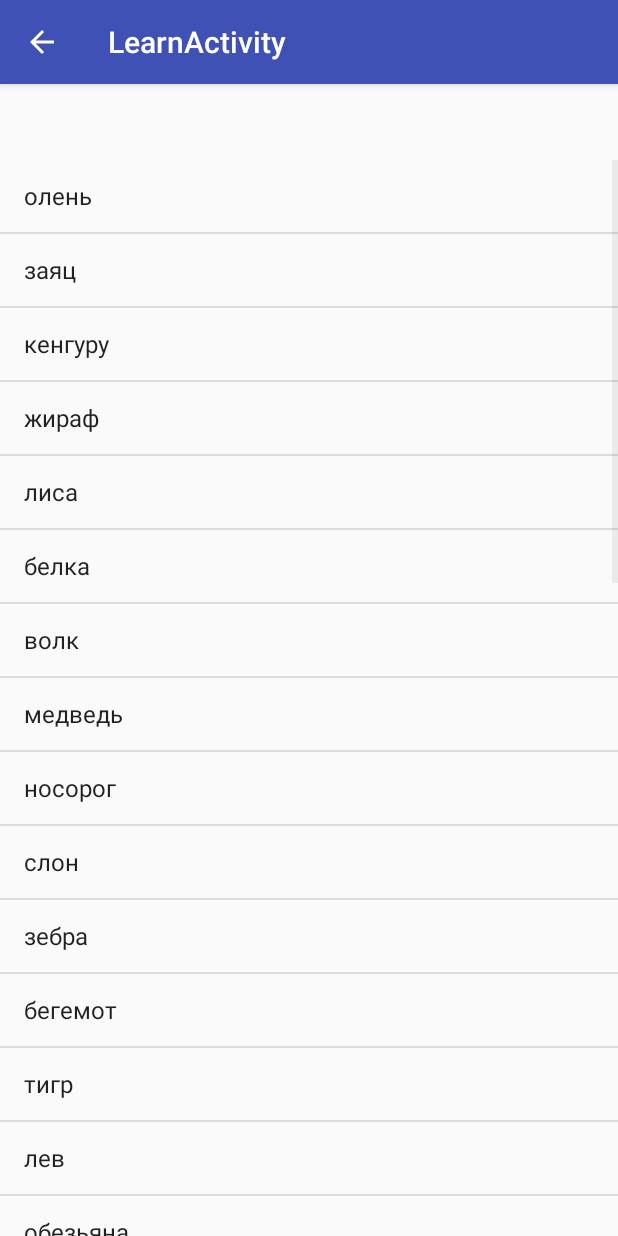
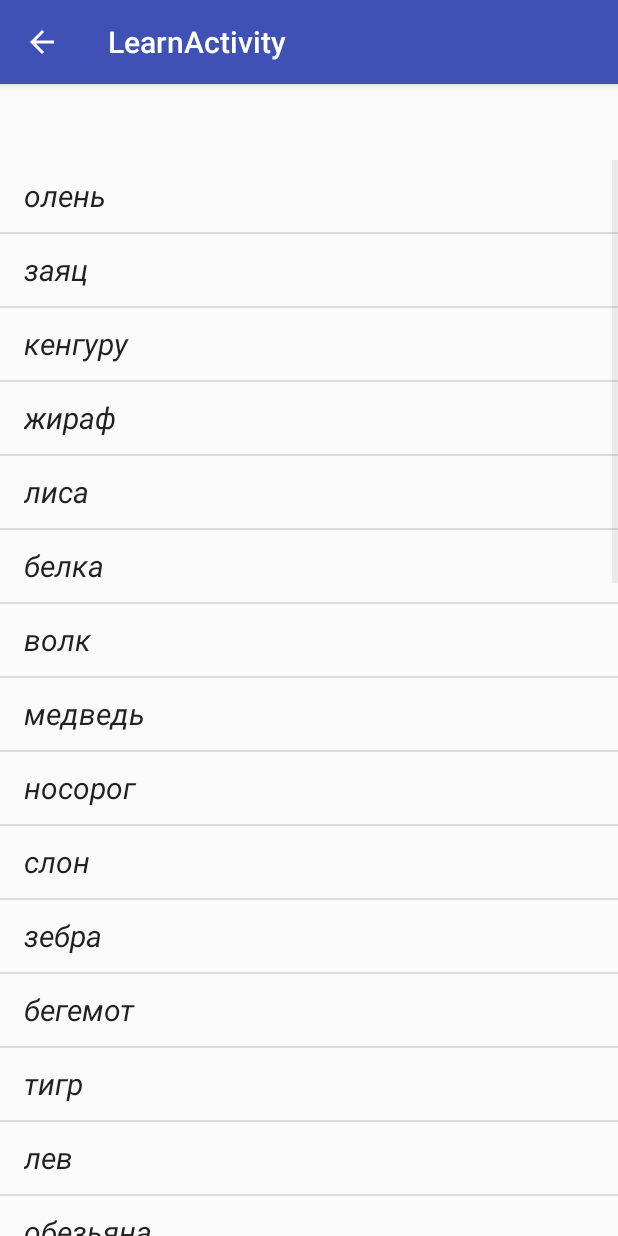
Before and after one commit to AIRAT1/LearnGermanWithNavigationDrawer, an Android app: the LearnActivity screen opened directly, with no data from a screen before it, on a phone screen of 412 x 824 dp. Run offline under Robolectric (Android 15) with nearby library versions, the phone set to English and light mode, and no system bars.

Commit message:
add own list_view_layout

```diff
--- a/app/src/main/java/de/android/learngermanwithnavigationdrawer/LearnActivity.java
+++ b/app/src/main/java/de/android/learngermanwithnavigationdrawer/LearnActivity.java
@@ -54,7 +54,7 @@ public class LearnActivity extends ParentActivity {
     @Override
     void pickRandomWords() {
         if (adapter == null) {
-            adapter = new ArrayAdapter<>(this, android.R.layout.simple_list_item_1, allQuestionList);
+            adapter = new ArrayAdapter<>(this, R.layout.list_view_layout, allQuestionList);
         }else {
             adapter.notifyDataSetChanged();
         }
--- a/app/src/main/java/de/android/learngermanwithnavigationdrawer/TestActivity.java
+++ b/app/src/main/java/de/android/learngermanwithnavigationdrawer/TestActivity.java
@@ -100,7 +100,7 @@ public class TestActivity extends ParentActivity {
         questionTextView.setText(theWord);
         scoreTextView.setText("Счёт: " + score);
         if (adapter == null) {
-            adapter = new ArrayAdapter<>(this, android.R.layout.simple_list_item_1, fiveAnswers);
+            adapter = new ArrayAdapter<>(this, R.layout.list_view_layout, fiveAnswers);
         }else {
             adapter.notifyDataSetChanged();
         }
--- /dev/null
+++ b/app/src/main/res/layout/list_view_layout.xml
@@ -0,0 +1,13 @@
+<TextView xmlns:android="http://schemas.android.com/apk/res/android"
+    xmlns:tools="http://schemas.android.com/tools"
+    android:id="@android:id/text1"
+    android:layout_width="match_parent"
+    android:layout_height="wrap_content"
+    android:textAppearance="?android:attr/textAppearanceListItem"
+    android:gravity="center_vertical"
+    tools:text="Test"
+    android:textSize="20dp"
+    android:textStyle="italic"
+    android:paddingLeft="?android:attr/listPreferredItemPaddingLeft"
+    android:paddingRight="?android:attr/listPreferredItemPaddingRight"
+    android:minHeight="?android:attr/listPreferredItemHeightSmall" />
```
